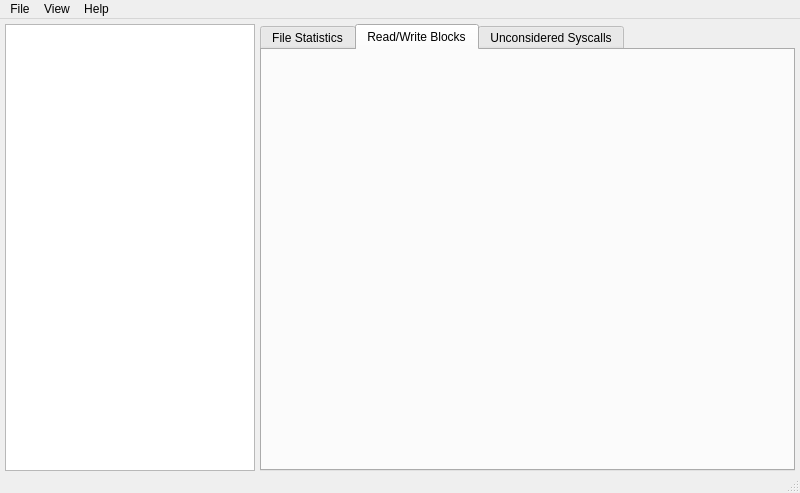
Old version of the form iotracegui/view/main_window.ui in the repository nicolasgross/iotrace-gui.
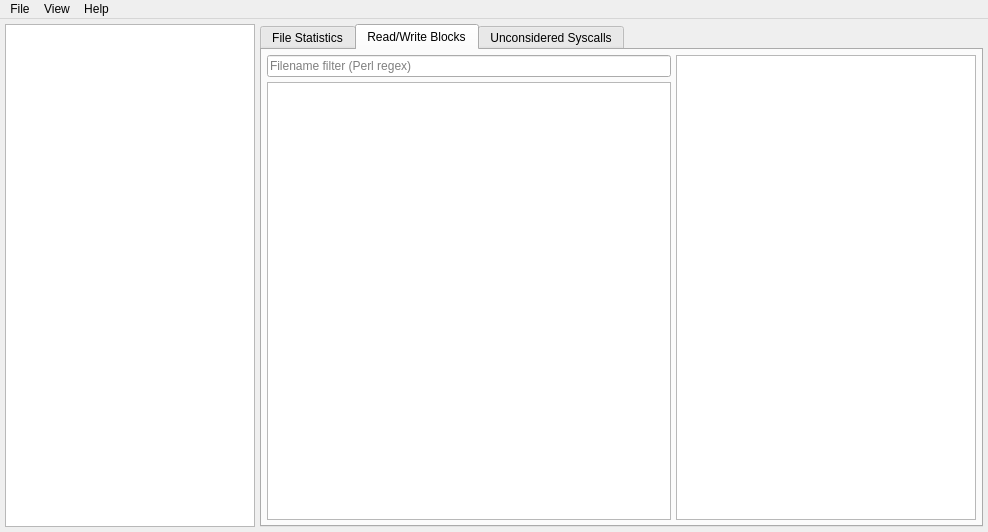
New version of the form. The open tabs and pages were chosen to show the change.

Commit message: Add file listview to rw blocks tab

```diff
--- a/iotracegui/view/main_window.ui
+++ b/iotracegui/view/main_window.ui
@@ -6,8 +6,8 @@
    <rect>
     <x>0</x>
     <y>0</y>
-    <width>800</width>
-    <height>493</height>
+    <width>988</width>
+    <height>532</height>
    </rect>
   </property>
   <property name="minimumSize">
@@ -34,7 +34,7 @@
      <number>5</number>
     </property>
     <property name="bottomMargin">
-     <number>0</number>
+     <number>5</number>
     </property>
     <item>
      <widget class="QListView" name="processesListView">
@@ -110,6 +110,50 @@
        <attribute name="title">
         <string>Read/Write Blocks</string>
        </attribute>
+       <layout class="QHBoxLayout" name="horizontalLayout_5">
+        <property name="spacing">
+         <number>5</number>
+        </property>
+        <property name="leftMargin">
+         <number>5</number>
+        </property>
+        <property name="topMargin">
+         <number>5</number>
+        </property>
+        <property name="rightMargin">
+         <number>5</number>
+        </property>
+        <property name="bottomMargin">
+         <number>5</number>
+        </property>
+        <item>
+         <layout class="QVBoxLayout" name="rwVerticalLayout">
+          <property name="spacing">
+           <number>5</number>
+          </property>
+          <item>
+           <widget class="QLineEdit" name="rwLineEdit">
+            <property name="placeholderText">
+             <string>Filename filter (Perl regex)</string>
+            </property>
+           </widget>
+          </item>
+          <item>
+           <widget class="QListView" name="rwListView"/>
+          </item>
+         </layout>
+        </item>
+        <item>
+         <widget class="QTableView" name="rwTableView">
+          <property name="maximumSize">
+           <size>
+            <width>300</width>
+            <height>16777215</height>
+           </size>
+          </property>
+         </widget>
+        </item>
+       </layout>
       </widget>
       <widget class="QWidget" name="syscalls">
        <attribute name="title">
@@ -163,7 +207,7 @@
     <rect>
      <x>0</x>
      <y>0</y>
-     <width>800</width>
+     <width>988</width>
      <height>26</height>
     </rect>
    </property>
@@ -192,7 +236,6 @@
    <addaction name="menuView"/>
    <addaction name="menuHelp"/>
   </widget>
-  <widget class="QStatusBar" name="statusbar"/>
   <action name="actionOpen">
    <property name="text">
     <string>Open</string>
```
Left out of the diff: 30 changed lines with no effect on the pictures. Lines whose indentation alone changed are shown as unchanged. The commit also changes 4 other files.
